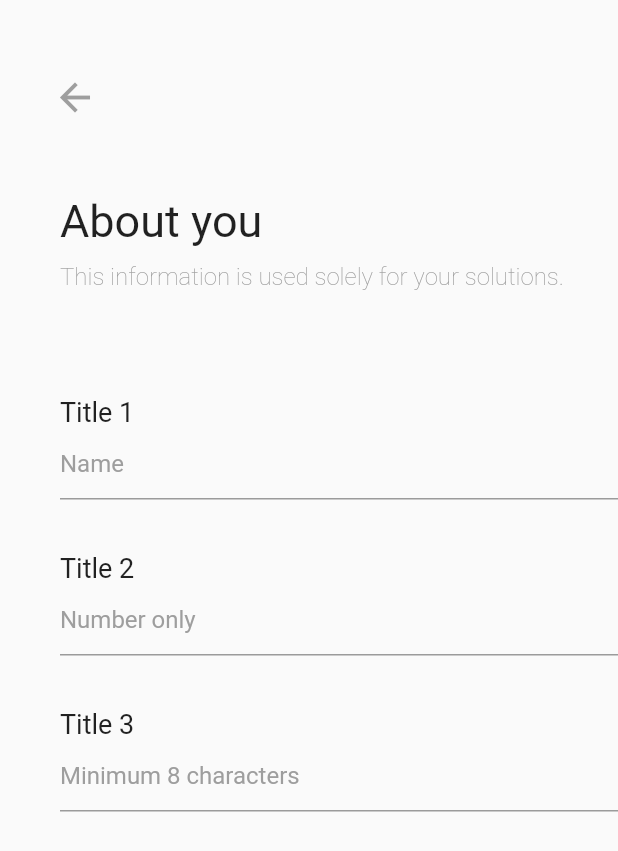
After one commit to TungPhanThanh/flutter_gpskin, a Flutter app: the SettingScreen screen opened directly, on a phone screen of 412 x 824 dp. The commit adds this screen. Shown: the top 851 px of the screen. Run offline on Flutter 3.47's test engine with Material 2 defaults, Android fonts, the phone set to English and light mode, and no system bars; our stand-ins replace flutter_blue, font_awesome_flutter; Roboto replaces fonts that are missing (NanumBarunGothic).

Commit message:
init setting screen

```diff
--- a/lib/main.dart
+++ b/lib/main.dart
@@ -1,4 +1,5 @@
 import 'package:flutter/material.dart';
+import 'package:flutter/services.dart';
 import 'package:flutter_blue/flutter_blue.dart';
 import 'package:flutter_gpskin/about_you.dart';
 import 'package:flutter_gpskin/splash_screen.dart';
@@ -11,6 +12,10 @@ void main() {
 class MyApp extends StatelessWidget {
   @override
   Widget build(BuildContext context) {
+    SystemChrome.setPreferredOrientations([
+      DeviceOrientation.portraitUp,
+      DeviceOrientation.portraitDown,
+    ]);
     return MaterialApp(
       title: 'GP Skin Care',
       debugShowCheckedModeBanner: false,
--- /dev/null
+++ b/lib/settings.dart
@@ -0,0 +1,109 @@
+import 'package:flutter/material.dart';
+
+class SettingScreen extends StatefulWidget{
+  @override
+  State<StatefulWidget> createState() => SettingScreenState();
+
+}
+
+class SettingScreenState extends State<SettingScreen> {
+  @override
+  Widget build(BuildContext context) {
+    return Scaffold(
+      body: SingleChildScrollView(
+        child: Column(
+          crossAxisAlignment: CrossAxisAlignment.start,
+          children: <Widget>[
+            const SizedBox(height: 50.0),
+            Padding(
+              padding: const EdgeInsets.only(left: 35.0),
+              child: new Container(
+                child: new Icon(
+                  Icons.arrow_back,
+                  size: 30.0,
+                  color: Colors.grey,
+                ),
+              ),
+            ),
+            const SizedBox(height: 50.0,),
+            Padding(
+              padding: const EdgeInsets.only(left: 40.0),
+              child: new Text(
+                "About you",
+                style: TextStyle(fontSize: 30.0, fontWeight: FontWeight.w400),
+              ),
+            ),
+            const SizedBox(height: 10.0),
+            Padding(
+              padding: const EdgeInsets.only(left: 40.0),
+              child: new Text(
+                "This information is used solely for your solutions.",
+                style: TextStyle(
+                    fontSize: 16.0,
+                    fontWeight: FontWeight.w100,
+                    color: Colors.grey),
+              ),
+            ),
+            const SizedBox(height: 70.0,),
+            Padding(
+                padding: const EdgeInsets.only(left: 40.0),
+                child: Column(
+                  crossAxisAlignment: CrossAxisAlignment.start,
+                  children: <Widget>[
+                    Text(
+                      "Title 1",
+                      style: TextStyle(fontSize: 18.0),
+                    ),
+                    TextField(
+                      obscureText: true,
+                      decoration: InputDecoration(
+                        hintText: 'Name',
+                        hintStyle: TextStyle(color: Colors.grey),
+                      ),
+                    ),
+                  ],
+                )),
+            const SizedBox(height: 35.0,),
+            Padding(
+                padding: const EdgeInsets.only(left: 40.0),
+                child: Column(
+                  crossAxisAlignment: CrossAxisAlignment.start,
+                  children: <Widget>[
+                    Text(
+                      "Title 2",
+                      style: TextStyle(fontSize: 18.0),
+                    ),
+                    TextField(
+                      obscureText: true,
+                      decoration: InputDecoration(
+                        hintText: 'Number only',
+                        hintStyle: TextStyle(color: Colors.grey),
+                      ),
+                    ),
+                  ],
+                )),
+            const SizedBox(height: 35.0,),
+            Padding(
+                padding: const EdgeInsets.only(left: 40.0),
+                child: Column(
+                  crossAxisAlignment: CrossAxisAlignment.start,
+                  children: <Widget>[
+                    Text(
+                      "Title 3",
+                      style: TextStyle(fontSize: 18.0),
+                    ),
+                    TextField(
+                      obscureText: true,
+                      decoration: InputDecoration(
+                        hintText: 'Minimum 8 characters',
+                        hintStyle: TextStyle(color: Colors.grey),
+                      ),
+                    ),
+                  ],
+                )),
+          ],
+        ),
+      ),
+    );
+  }
+}
```
